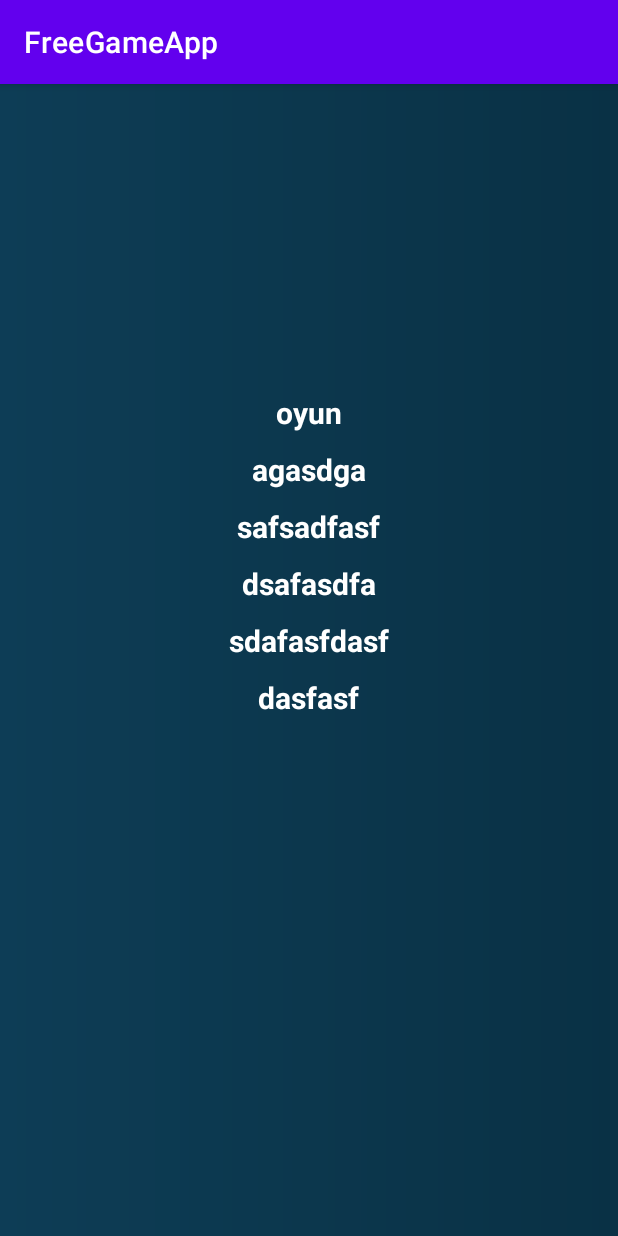
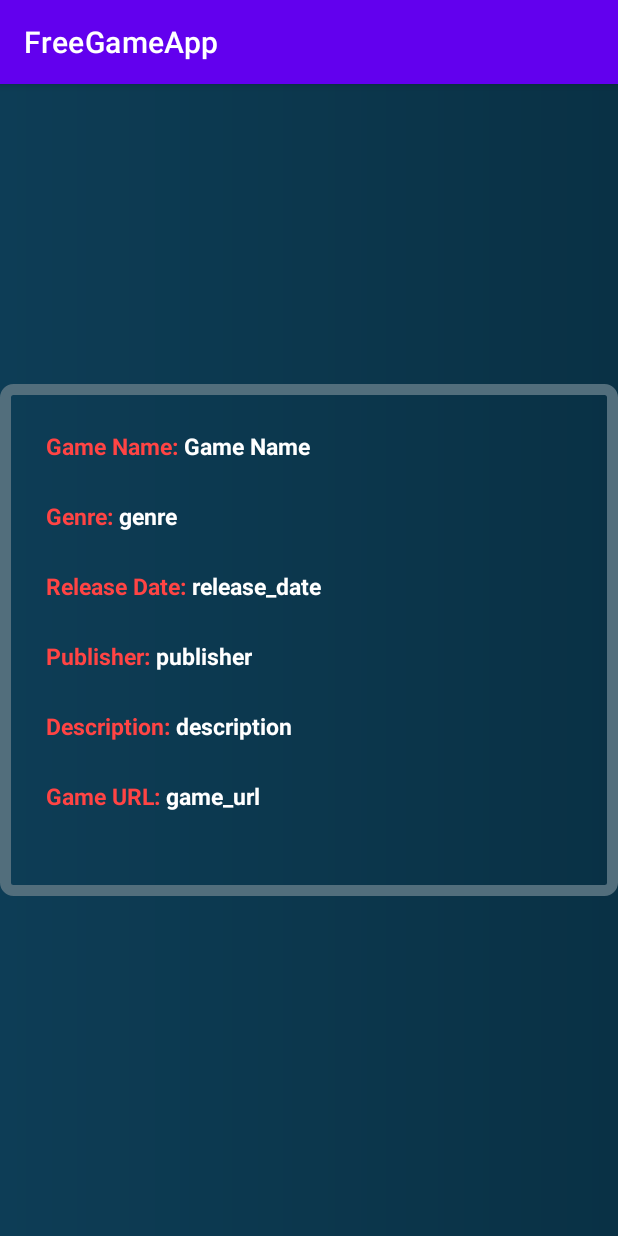
Before and after one commit to suatkkrer/FreeGameApp, an Android app: the GameFragment screen opened through its navigation route, on a phone screen of 412 x 824 dp. Run offline under Robolectric (Android 15) with nearby library versions, the phone set to English and light mode, and no system bars; our stand-ins replace Room's generated code, RxJava, data binding; network calls fail.

Commit message:
edit layout

```diff
--- a/app/src/main/java/com/suatkkrer/freegameapp/Adapter/GameAdapter.kt
+++ b/app/src/main/java/com/suatkkrer/freegameapp/Adapter/GameAdapter.kt
@@ -29,7 +29,7 @@ class GameAdapter(val gameList: ArrayList<Game>) : RecyclerView.Adapter<GameAdap
         holder.view.name.text = gameList[position].gameName
         holder.view.genre.text = gameList[position].genre
         holder.view.setOnClickListener {
-            val action = MainFragmentDirections.actionMainFragmentToGameFragment()
+            val action = MainFragmentDirections.actionMainFragmentToGameFragment(gameList[position].uuid)
             Navigation.findNavController(it).navigate(action)
         }
 
--- a/app/src/main/java/com/suatkkrer/freegameapp/View/GameFragment.kt
+++ b/app/src/main/java/com/suatkkrer/freegameapp/View/GameFragment.kt
@@ -1,14 +1,21 @@
 package com.suatkkrer.freegameapp.View
 
+import android.annotation.SuppressLint
+import android.content.Intent
+import android.graphics.Paint
+import android.net.Uri
 import android.os.Bundle
 import androidx.fragment.app.Fragment
 import android.view.LayoutInflater
 import android.view.View
 import android.view.ViewGroup
+import android.widget.TextView
 import androidx.lifecycle.Observer
 import androidx.lifecycle.ViewModelProviders
 import com.suatkkrer.freegameapp.View.GameFragmentArgs
 import com.suatkkrer.freegameapp.R
+import com.suatkkrer.freegameapp.Util.downloadFromUrl
+import com.suatkkrer.freegameapp.Util.placeholderProgressBar
 import com.suatkkrer.freegameapp.ViewModel.GameViewModel
 import kotlinx.android.synthetic.main.fragment_game.*
 
@@ -36,27 +43,44 @@ class GameFragment : Fragment() {
     override fun onViewCreated(view: View, savedInstanceState: Bundle?) {
         super.onViewCreated(view, savedInstanceState)
 
-        viewModel = ViewModelProviders.of(this).get(GameViewModel::class.java)
-        viewModel.getDataFromRoom()
-
         arguments?.let {
             gameUuid = GameFragmentArgs.fromBundle(it).gameUuid
         }
+
+        viewModel = ViewModelProviders.of(this).get(GameViewModel::class.java)
+        viewModel.getDataFromRoom(gameUuid)
         observeLiveData()
+
+        viewModel.gameLiveData.observe(viewLifecycleOwner, Observer {game ->
+            game?.let {
+                game_url.setOnClickListener {
+                    val browse = Intent(Intent.ACTION_VIEW, Uri.parse(game.game_url))
+                    startActivity(browse)
+                }
+            }
+        })
+
+
     }
 
-    private fun observeLiveData(){
+    @SuppressLint("SetTextI18n")
+    private fun observeLiveData() {
         viewModel.gameLiveData.observe(viewLifecycleOwner, Observer { game ->
             game?.let {
-                gameName.text = game.gameName
-                genreText.text = game.genre
-                release_date.text = game.release_date
-                description.text = game.description
-                game_url.text = game.game_url
-                publisher.text = game.publisher
-
-
+                gameName.text =  "${game.gameName}"
+                genreText.text = "${game.genre}"
+                release_date.text = "${game.release_date}"
+                description.text = "${game.description}"
+                game_url.underline()
+                game_url.text = "${game.game_url}"
+                publisher.text = "${game.publisher}"
+                context?.let {
+                    gameImage.downloadFromUrl(game.thumbnail, placeholderProgressBar(it))
+                }
             }
         })
     }
+    fun TextView.underline(){
+        paintFlags = paintFlags or Paint.UNDERLINE_TEXT_FLAG
+    }
 }
--- a/app/src/main/java/com/suatkkrer/freegameapp/ViewModel/FeedViewModel.kt
+++ b/app/src/main/java/com/suatkkrer/freegameapp/ViewModel/FeedViewModel.kt
@@ -37,6 +37,7 @@ class FeedViewModel(application: Application) : BaseViewModel(application) {
     }
 
     private fun getDataFromSQLite(){
+        gameLoading.value = true
         launch {
             val games = GameDatabase(getApplication()).gameDao().getAllGames()
             showGames(games)
--- a/app/src/main/java/com/suatkkrer/freegameapp/ViewModel/GameViewModel.kt
+++ b/app/src/main/java/com/suatkkrer/freegameapp/ViewModel/GameViewModel.kt
@@ -1,16 +1,25 @@
 package com.suatkkrer.freegameapp.ViewModel
 
+import android.app.Application
 import androidx.lifecycle.MutableLiveData
 import androidx.lifecycle.ViewModel
 import com.suatkkrer.freegameapp.Model.Game
+import com.suatkkrer.freegameapp.Service.GameDatabase
+import kotlinx.coroutines.launch
 
-class GameViewModel : ViewModel() {
+class GameViewModel(application: Application) : BaseViewModel(application) {
 
     val gameLiveData = MutableLiveData<Game>()
 
-    fun getDataFromRoom() {
-        val game = Game("oyun","www.ccc.com","dsafasdfa","sdafasfdasf","agasdga","dasfasf","safsadfasf")
-        gameLiveData.value = game
+    fun getDataFromRoom(uuid : Int) {
+        launch {
+
+            val dao = GameDatabase(getApplication()).gameDao()
+            val game = dao.getGame(uuid)
+            gameLiveData.value = game
+
+        }
+
     }
 
 
--- /dev/null
+++ b/app/src/main/res/drawable/empty_rectangle_bold.xml
@@ -0,0 +1,18 @@
+<?xml version="1.0" encoding="utf-8"?>
+<shape xmlns:android="http://schemas.android.com/apk/res/android">
+
+    <solid android:color="#00000000" />
+
+    <stroke
+        android:width="7dp"
+        android:color="#526e7c" />
+
+    <padding
+        android:bottom="1dp"
+        android:left="1dp"
+        android:right="1dp"
+        android:top="1dp" />
+
+    <corners android:radius="5dp" />
+
+</shape>
--- a/app/src/main/res/layout/fragment_game.xml
+++ b/app/src/main/res/layout/fragment_game.xml
@@ -3,11 +3,13 @@
 <layout xmlns:android="http://schemas.android.com/apk/res/android"
     xmlns:tools="http://schemas.android.com/tools">
 
-<RelativeLayout
+<LinearLayout
     android:layout_width="match_parent"
     android:background="@drawable/gradient"
     android:layout_height="match_parent"
-    tools:context=".View.GameFragment">
+    android:id="@+id/relativeGame"
+    tools:context=".View.GameFragment"
+    android:orientation="vertical">
 
     <ImageView
         android:id="@+id/gameImage"
@@ -17,17 +19,66 @@
         android:scaleType="fitCenter"
         android:minHeight="200dp"/>
 
+    <ScrollView
+        android:layout_width="match_parent"
+        android:layout_height="match_parent">
+
+    <LinearLayout
+        android:layout_width="match_parent"
+        android:orientation="vertical"
+        android:background="@drawable/empty_rectangle_bold"
+        android:layout_height="match_parent"
+        tools:ignore="NotSibling">
+
+        <LinearLayout
+            android:layout_width="match_parent"
+            android:layout_height="wrap_content"
+            android:layout_marginTop="30dp"
+            android:orientation="horizontal">
+
+            <TextView
+                android:layout_width="wrap_content"
+                android:layout_height="wrap_content"
+                android:text="Game Name: "
+                android:layout_gravity="start"
+                android:textColor="@android:color/holo_red_light"
+                android:textSize="15sp"
+                android:textStyle="bold"
+                android:layout_marginStart="30dp"
+                android:layout_marginTop="25dp"
+                />
+
             <TextView
                 android:id="@+id/gameName"
                 android:layout_width="wrap_content"
                 android:layout_height="wrap_content"
-        android:layout_below="@+id/gameImage"
                 android:text="Game Name"
+                android:layout_gravity="start"
                 android:textColor="@color/white"
-        android:textSize="20sp"
+                android:textSize="15sp"
                 android:textStyle="bold"
-        android:layout_centerHorizontal="true"
-        android:layout_margin="5dp"
+                android:layout_marginTop="25dp"
+                android:layout_marginEnd="8dp"
+                />
+
+        </LinearLayout>
+
+
+        <LinearLayout
+            android:layout_width="match_parent"
+            android:layout_height="wrap_content"
+            android:orientation="horizontal">
+
+            <TextView
+                android:layout_width="wrap_content"
+                android:layout_height="wrap_content"
+                android:text="Genre: "
+                android:layout_gravity="start"
+                android:textColor="@android:color/holo_red_light"
+                android:textSize="15sp"
+                android:textStyle="bold"
+                android:layout_marginStart="30dp"
+                android:layout_marginTop="25dp"
                 />
 
         <TextView
@@ -35,66 +86,155 @@
             android:layout_width="wrap_content"
             android:layout_height="wrap_content"
             android:textColor="@color/white"
-        android:layout_below="@+id/gameName"
             android:text="genre"
-        android:textSize="20sp"
+            android:textSize="15sp"
+            android:layout_gravity="start"
             android:textStyle="bold"
-        android:layout_centerHorizontal="true"
-        android:layout_margin="5dp"
+            android:layout_marginTop="8dp"
+            android:layout_marginEnd="8dp"
+            />
+
+        </LinearLayout>
+
+        <LinearLayout
+            android:layout_width="match_parent"
+            android:layout_height="wrap_content"
+            android:orientation="horizontal">
+
+            <TextView
+                android:layout_width="wrap_content"
+                android:layout_height="wrap_content"
+                android:text="Release Date: "
+                android:layout_gravity="start"
+                android:textColor="@android:color/holo_red_light"
+                android:textSize="15sp"
+                android:textStyle="bold"
+                android:layout_marginStart="30dp"
+                android:layout_marginTop="25dp"
                 />
 
             <TextView
                 android:id="@+id/release_date"
                 android:textColor="@color/white"
                 android:layout_width="wrap_content"
+                android:layout_gravity="start"
                 android:layout_height="wrap_content"
-        android:layout_below="@+id/genreText"
                 android:text="release_date"
-        android:textSize="20sp"
+                android:textSize="15sp"
                 android:textStyle="bold"
-        android:layout_centerHorizontal="true"
-        android:layout_margin="5dp"
+                android:layout_marginTop="8dp"
+                android:layout_marginEnd="8dp"
                 />
+
+        </LinearLayout>
+
+            <LinearLayout
+            android:layout_width="match_parent"
+            android:layout_height="wrap_content"
+            android:orientation="horizontal">
+
+            <TextView
+                android:layout_width="wrap_content"
+                android:layout_height="wrap_content"
+                android:text="Publisher: "
+                android:layout_gravity="start"
+                android:textColor="@android:color/holo_red_light"
+                android:textSize="15sp"
+                android:textStyle="bold"
+                android:layout_marginStart="30dp"
+                android:layout_marginTop="25dp"
+                />
+
+        <TextView
+            android:id="@+id/publisher"
+            android:layout_width="wrap_content"
+            android:layout_gravity="start"
+            android:textColor="@color/white"
+            android:layout_height="wrap_content"
+            android:text="publisher"
+            android:textSize="15sp"
+            android:textStyle="bold"
+            android:layout_marginTop="8dp"
+            android:layout_marginEnd="8dp"
+            />
+
+            </LinearLayout>
+
+        <LinearLayout
+            android:layout_width="match_parent"
+            android:layout_height="wrap_content"
+            android:orientation="horizontal">
+
+            <TextView
+                android:layout_width="wrap_content"
+                android:layout_height="wrap_content"
+                android:text="Description: "
+                android:layout_gravity="start"
+                android:textColor="@android:color/holo_red_light"
+                android:textSize="15sp"
+                android:textStyle="bold"
+                android:layout_marginStart="30dp"
+                android:layout_marginTop="25dp"
+                />
+
 
         <TextView
             android:id="@+id/description"
             android:layout_width="wrap_content"
             android:textColor="@color/white"
             android:layout_height="wrap_content"
-        android:layout_below="@+id/release_date"
             android:text="description"
-        android:textSize="20sp"
+            android:textSize="15sp"
+            android:layout_gravity="start"
             android:textStyle="bold"
-        android:layout_centerHorizontal="true"
-        android:layout_margin="5dp"
+            android:layout_marginTop="8dp"
+            android:layout_marginEnd="8dp"
             />
+
+        </LinearLayout>
+
+        <LinearLayout
+            android:layout_width="match_parent"
+            android:layout_height="wrap_content"
+            android:layout_marginBottom="30dp"
+            android:orientation="horizontal">
+
+            <TextView
+                android:layout_width="wrap_content"
+                android:layout_height="wrap_content"
+                android:text="Game URL: "
+                android:layout_gravity="start"
+                android:textColor="@android:color/holo_red_light"
+                android:textSize="15sp"
+                android:textStyle="bold"
+                android:layout_marginStart="30dp"
+                android:layout_marginTop="25dp"
+                />
+
 
         <TextView
             android:id="@+id/game_url"
             android:textColor="@color/white"
             android:layout_width="wrap_content"
+            android:layout_gravity="start"
             android:layout_height="wrap_content"
-        android:layout_below="@+id/description"
             android:text="game_url"
-        android:textSize="20sp"
+            android:textSize="15sp"
             android:textStyle="bold"
-        android:layout_centerHorizontal="true"
-        android:layout_margin="5dp"
+            android:layout_marginTop="8dp"
+            android:layout_marginEnd="8dp"
             />
 
-    <TextView
-        android:id="@+id/publisher"
-        android:layout_width="wrap_content"
-        android:textColor="@color/white"
-        android:layout_height="wrap_content"
-        android:layout_below="@+id/game_url"
-        android:text="publisher"
-        android:textSize="20sp"
-        android:textStyle="bold"
-        android:layout_centerHorizontal="true"
-        android:layout_margin="5dp"
-        />
+        </LinearLayout>
 
-</RelativeLayout>
+
+
+    </LinearLayout>
+
+    </ScrollView>
+
+
+
+</LinearLayout>
 
 </layout>
--- a/app/src/main/res/values/strings.xml
+++ b/app/src/main/res/values/strings.xml
@@ -2,4 +2,5 @@
     <string name="app_name">FreeGameApp</string>
     <!-- TODO: Remove or change this placeholder text -->
     <string name="hello_blank_fragment">Hello blank fragment</string>
+    <string name="url">Hello blank fragment</string>
 </resources>
```
Lines whose indentation alone changed are shown as unchanged.
